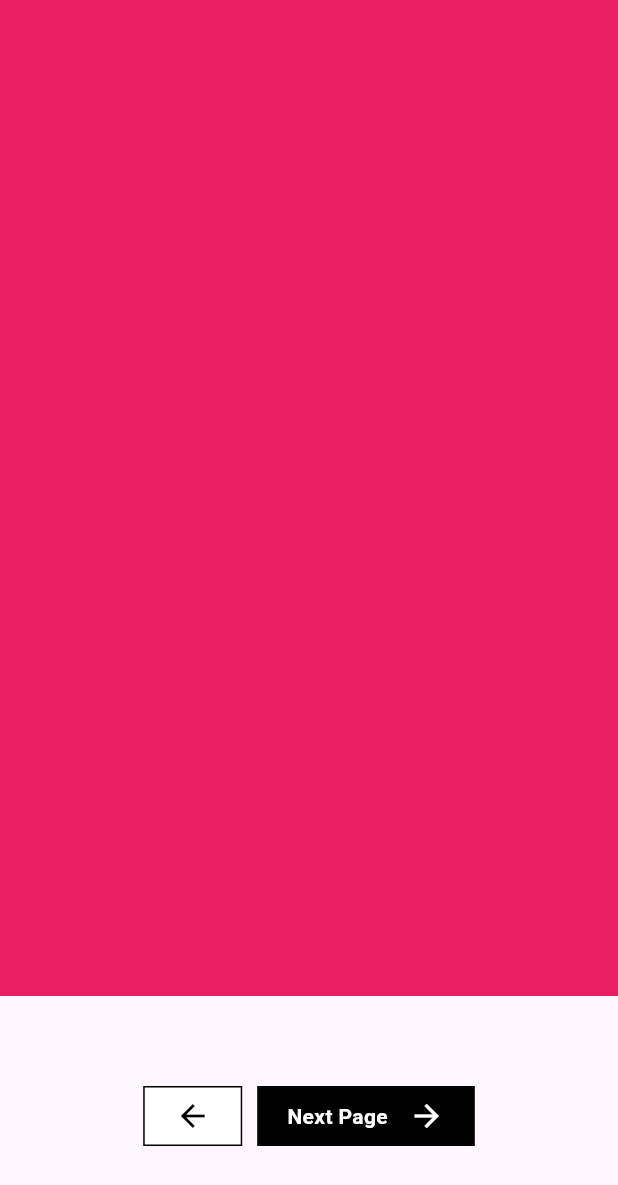
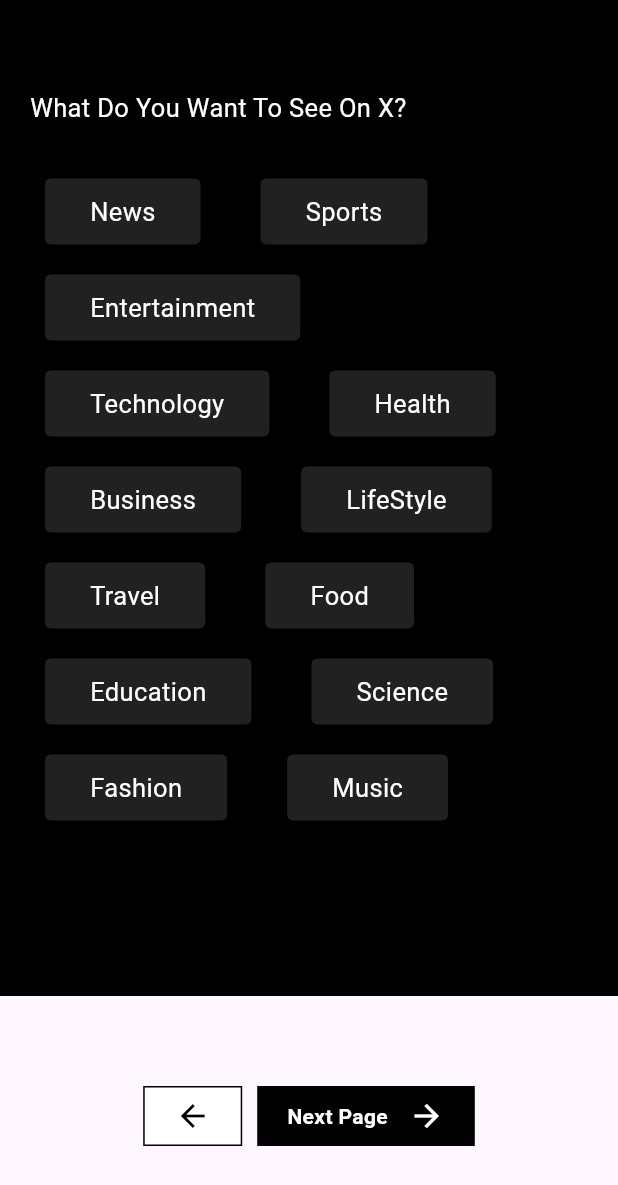
Before and after one commit to ZakariaAlkaldi/flutter_logic, a Flutter app: the screen it shows after launch, swiped to page 4, on a phone screen of 412 x 824 dp. Shown: the top 1185 px of the screen. Run offline on Flutter 3.47's test engine with Material 3 defaults, Android fonts, the phone set to English and light mode, and no system bars.

Commit message:
finish the multiSelection page

```diff
--- a/lib/screens/multi_selection.dart
+++ b/lib/screens/multi_selection.dart
@@ -1,10 +1,115 @@
+import 'package:flutter/cupertino.dart';
 import 'package:flutter/material.dart';
 
-class MultiSelection extends StatelessWidget {
+class MultiSelection extends StatefulWidget {
   const MultiSelection({super.key});
 
   @override
+  State<MultiSelection> createState() => _MultiSelectionState();
+}
+
+class _MultiSelectionState extends State<MultiSelection> {
+  List<String> types = [
+    "News",
+    "Sports",
+    "Entertainment",
+    "Technology",
+    "Health",
+    "Business",
+    "LifeStyle",
+    "Travel",
+    "Food",
+    "Education",
+    "Science",
+    "Fashion",
+    "Music",
+  ];
+
+  Set<String> emptyType = {};
+
+  @override
   Widget build(BuildContext context) {
-    return Scaffold(backgroundColor: Colors.pink);
+    return Scaffold(
+      backgroundColor: Colors.black,
+      body: Padding(
+        padding: EdgeInsets.symmetric(horizontal: 20),
+        child: Column(
+          crossAxisAlignment: CrossAxisAlignment.start,
+          children: [
+            SizedBox(height: 60),
+            Text(
+              "What Do You Want To See On X?",
+              style: TextStyle(color: Colors.white, fontSize: 17),
+            ),
+            SizedBox(height: 30),
+
+            Wrap(
+              spacing: 20,
+              runSpacing: 10,
+              children: List.generate(types.length, (index) {
+                final type = types[index];
+                final isSelected = emptyType.contains(type);
+                return GestureDetector(
+                  onTap: () {
+                    setState(() {
+                      if (isSelected) {
+                        emptyType.remove(type);
+                      } else {
+                        emptyType.add(type);
+                      }
+                    });
+                  },
+                  child: Stack(
+                    children: [
+                      AnimatedContainer(
+                        duration: Duration(milliseconds: 300),
+                        padding: EdgeInsets.symmetric(
+                          horizontal: 30,
+                          vertical: 10,
+                        ),
+                        margin: EdgeInsets.symmetric(
+                          horizontal: 10,
+                          vertical: 5,
+                        ),
+                        decoration: BoxDecoration(
+                          color: isSelected
+                              ? Colors.blue.shade700
+                              : Colors.grey.shade900,
+                          borderRadius: BorderRadius.circular(4),
+                        ),
+                        child: Text(
+                          type,
+                          style: TextStyle(color: Colors.white, fontSize: 17),
+                        ),
+                      ),
+
+                      isSelected
+                          ? Positioned(
+                              right: 15,
+                              top: 8,
+                              child: Container(
+                                padding: EdgeInsets.all(2),
+                                decoration: BoxDecoration(
+                                  color: Colors.white,
+                                  borderRadius: BorderRadius.circular(100),
+                                ),
+                                child: Icon(
+                                  CupertinoIcons.check_mark,
+                                  color: Colors.black,
+                                  fontWeight: FontWeight.bold,
+                                  size: 12,
+                                ),
+                              ),
+                            )
+                          : SizedBox.shrink(),
+                    ],
+                  ),
+                );
+              }),
+            ),
+          ],
+        ),
+      ),
+    );
   }
 }
```
